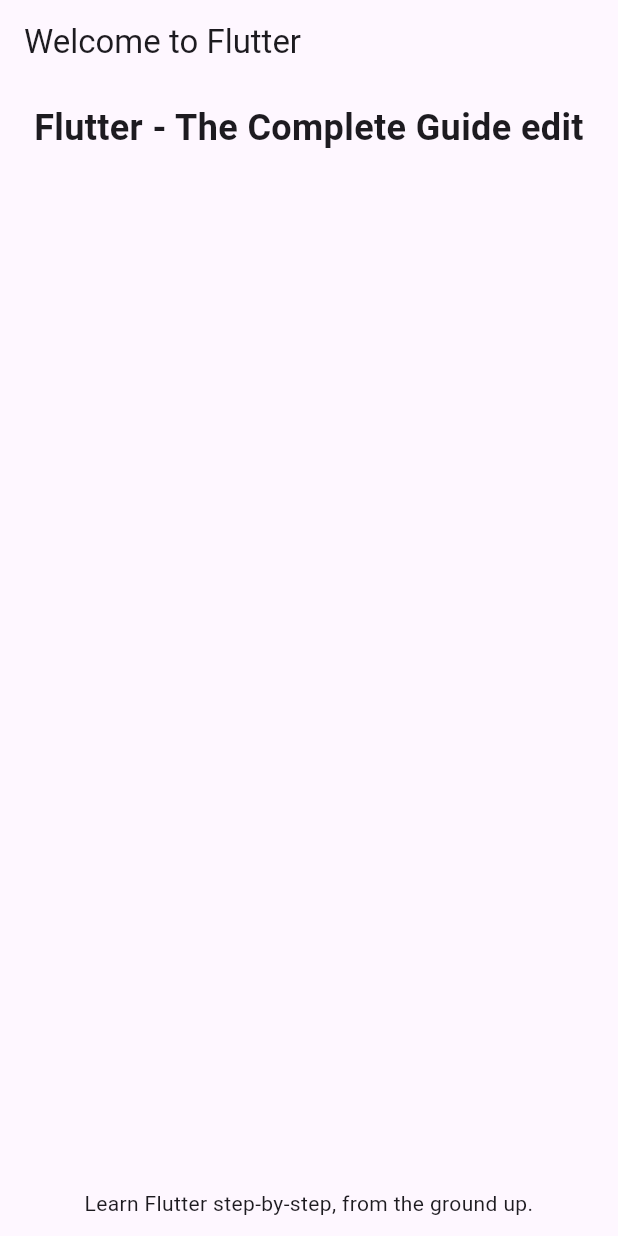
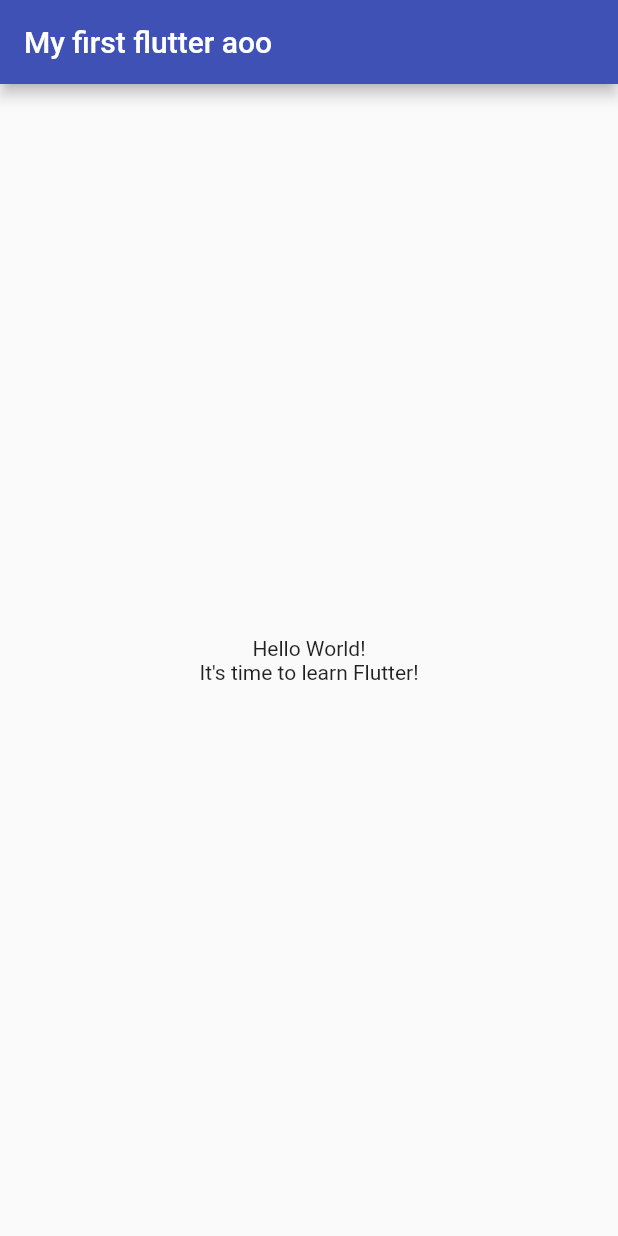
Before and after one commit to davidecarizzoni/flutter_first_app, a Flutter app: the screen it shows after launch, on a phone screen of 412 x 824 dp. Run offline on Flutter 3.47's test engine with Material 2 defaults, Android fonts, the phone set to English and light mode, and no system bars.

Commit message:
chore(main): example

```diff
--- a/lib/main.dart
+++ b/lib/main.dart
@@ -4,46 +4,31 @@ void main() {
   runApp(const MyApp());
 }
 
-// With Flutter, you create user interfaces by combining "widgets"
-// You'll learn all about them (and much more) throughout this course!
+// Run from top to bottom and then compiled into specifi platform language (native ios and android for example)
+// keyword and identifiers
 class MyApp extends StatelessWidget {
   const MyApp({super.key});
 
-  // Every custom widget must have a build() method
-  // It tells Flutter, which widgets make up your custom widget
-  // Again: You'll learn all about that throughout the course!
   @override
   Widget build(BuildContext context) {
-    // Below, a bunch of built-in widgets are used (provided by Flutter)
-    // They will be explained in the next sections
-    // In this course, you will, of course, not just use them a lot but
-    // also learn about many other widgets!
     return MaterialApp(
-      title: 'Flutter First Appppp',
-      theme: ThemeData(useMaterial3: true),
+      title: 'Flutter Demo',
+      theme: ThemeData(
+        primarySwatch: Colors.indigo,
+      ),
       home: Scaffold(
         appBar: AppBar(
-          title: const Text('Welcome to Flutter'),
+          title: const Text('My first flutter aoo'),
         ),
-        body: Container(
-          width: double.infinity,
-          padding: const EdgeInsets.all(12),
-          child: const Column(
-            mainAxisAlignment: MainAxisAlignment.spaceBetween,
-            crossAxisAlignment: CrossAxisAlignment.center,
+        body: const Center(
+          child: Column(
+            mainAxisAlignment: MainAxisAlignment.center,
             children: [
               Text(
-                'Flutter - The Complete Guide edit',
-                textAlign: TextAlign.center,
-                style: TextStyle(
-                  fontSize: 24,
-                  fontWeight: FontWeight.bold,
-                ),
+                'Hello World!',
               ),
-              SizedBox(height: 16),
               Text(
-                'Learn Flutter step-by-step, from the ground up.',
-                textAlign: TextAlign.center,
+                'It\'s time to learn Flutter!',
               ),
             ],
           ),
```
